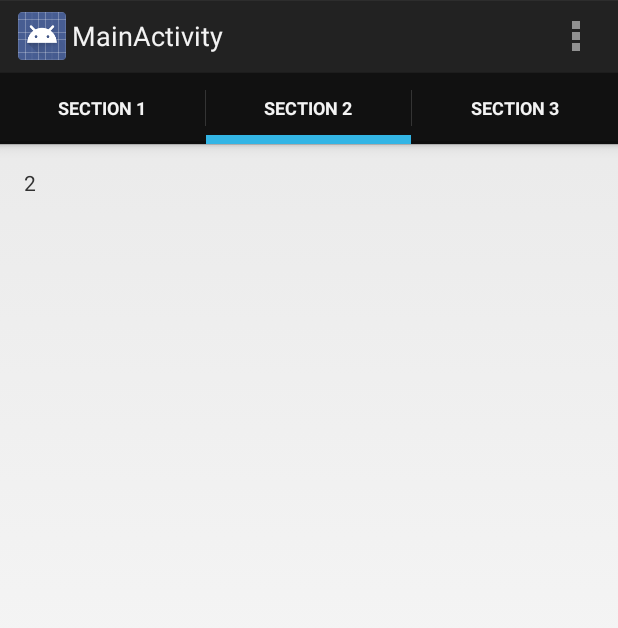
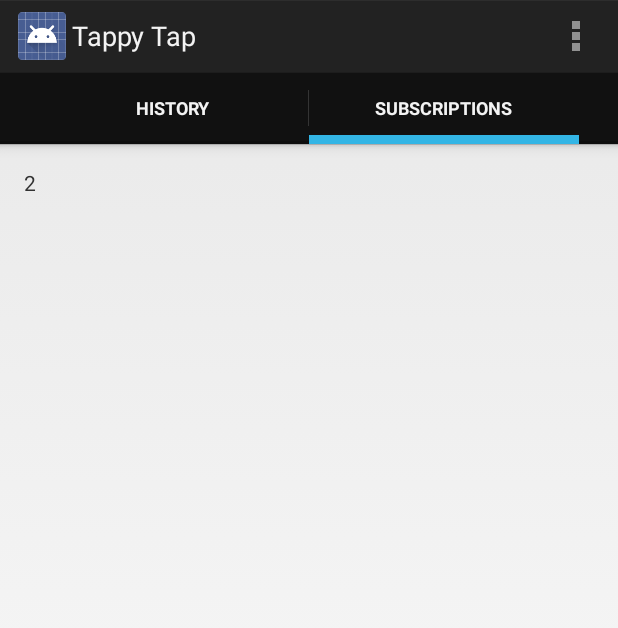
Before and after one commit to mynameistodd/TappyTapProject, an Android app: the screen it shows after launch (MainActivity), tab 2 chosen, on a phone screen of 412 x 824 dp. Shown: the top 628 px of the screen. Run offline under Robolectric (Android 15) with nearby library versions, the phone set to English and light mode, and no system bars.

Commit message:
Move pager adapter to it's own class file. Update tab titles.

```diff
--- a/TappyTap/src/main/java/com/mynameistodd/tappytap/MainActivity.java
+++ b/TappyTap/src/main/java/com/mynameistodd/tappytap/MainActivity.java
@@ -14,23 +14,15 @@ import android.os.AsyncTask;
 import android.os.Bundle;
 import android.os.Parcelable;
 import android.support.v4.app.DialogFragment;
-import android.support.v4.app.Fragment;
 import android.support.v4.app.FragmentActivity;
-import android.support.v4.app.FragmentManager;
-import android.support.v4.app.FragmentPagerAdapter;
 import android.support.v4.view.ViewPager;
 import android.util.Log;
-import android.view.LayoutInflater;
 import android.view.Menu;
-import android.view.View;
-import android.view.ViewGroup;
-import android.widget.TextView;
 import android.widget.Toast;
 
 import com.google.android.gms.gcm.GoogleCloudMessaging;
 
 import java.io.IOException;
-import java.util.Locale;
 
 public class MainActivity extends FragmentActivity implements ActionBar.TabListener {
 
@@ -69,7 +61,7 @@ public class MainActivity extends FragmentActivity implements ActionBar.TabListe
 
         // Create the adapter that will return a fragment for each of the three
         // primary sections of the app.
-        mSectionsPagerAdapter = new SectionsPagerAdapter(getSupportFragmentManager());
+        mSectionsPagerAdapter = new SectionsPagerAdapter(getSupportFragmentManager(), context);
 
         // Set up the ViewPager with the sections adapter.
         mViewPager = (ViewPager) findViewById(R.id.pager);
@@ -125,6 +117,8 @@ public class MainActivity extends FragmentActivity implements ActionBar.TabListe
                 }
             }
 
+            if (msgs != null && msgs.length > 0)
+            {
                 NdefRecord[] records = msgs[0].getRecords();
                 String payloadText = "";
                 for (int i=0;i<records.length;i++)
@@ -133,7 +127,7 @@ public class MainActivity extends FragmentActivity implements ActionBar.TabListe
                     {
                         byte[] payload = records[i].getPayload();
                         String text = new String(payload);
-                    payloadText+=text;
+                        payloadText += text.substring(3);
                     }
                 }
                 DialogFragment followDialog = new FollowDialogFragment();
@@ -141,6 +135,7 @@ public class MainActivity extends FragmentActivity implements ActionBar.TabListe
                 args.putString("followName", payloadText);
                 followDialog.setArguments(args);
                 followDialog.show(getSupportFragmentManager(),"followDialog");
+            }
         }
     }
 
@@ -164,81 +159,6 @@ public class MainActivity extends FragmentActivity implements ActionBar.TabListe
 
     @Override
     public void onTabReselected(ActionBar.Tab tab, FragmentTransaction fragmentTransaction) {
-    }
-
-    /**
-     * A {@link FragmentPagerAdapter} that returns a fragment corresponding to
-     * one of the sections/tabs/pages.
-     */
-    public class SectionsPagerAdapter extends FragmentPagerAdapter {
-
-        public SectionsPagerAdapter(FragmentManager fm) {
-            super(fm);
-        }
-
-        @Override
-        public Fragment getItem(int position) {
-            // getItem is called to instantiate the fragment for the given page.
-            // Return a DummySectionFragment (defined as a static inner class
-            // below) with the page number as its lone argument.
-            Fragment fragment;
-            if (position < 1)
-            {
-                fragment = new ListMessages();
-            }
-            else
-            {
-                fragment = new DummySectionFragment();
-            }
-            Bundle args = new Bundle();
-            args.putInt(DummySectionFragment.ARG_SECTION_NUMBER, position + 1);
-            fragment.setArguments(args);
-            return fragment;
-        }
-
-        @Override
-        public int getCount() {
-            // Show 3 total pages.
-            return 3;
-        }
-
-        @Override
-        public CharSequence getPageTitle(int position) {
-            Locale l = Locale.getDefault();
-            switch (position) {
-                case 0:
-                    return getString(R.string.title_section1).toUpperCase(l);
-                case 1:
-                    return getString(R.string.title_section2).toUpperCase(l);
-                case 2:
-                    return getString(R.string.title_section3).toUpperCase(l);
-            }
-            return null;
-        }
-    }
-
-    /**
-     * A dummy fragment representing a section of the app, but that simply
-     * displays dummy text.
-     */
-    public static class DummySectionFragment extends Fragment {
-        /**
-         * The fragment argument representing the section number for this
-         * fragment.
-         */
-        public static final String ARG_SECTION_NUMBER = "section_number";
-
-        public DummySectionFragment() {
-        }
-
-        @Override
-        public View onCreateView(LayoutInflater inflater, ViewGroup container,
-                Bundle savedInstanceState) {
-            View rootView = inflater.inflate(R.layout.fragment_main_dummy, container, false);
-            TextView dummyTextView = (TextView) rootView.findViewById(R.id.section_label);
-            dummyTextView.setText(Integer.toString(getArguments().getInt(ARG_SECTION_NUMBER)));
-            return rootView;
-        }
     }
 
     /**
@@ -293,7 +213,7 @@ public class MainActivity extends FragmentActivity implements ActionBar.TabListe
             followName = getArguments().getString("followName");
 
             AlertDialog.Builder builder = new AlertDialog.Builder(getActivity());
-            builder.setMessage("Follow " + followName + "?")
+            builder.setMessage("Follow \"" + followName + "\"?")
                     .setPositiveButton("Yes",new DialogInterface.OnClickListener() {
                         @Override
                         public void onClick(DialogInterface dialog, int which) {
@@ -303,7 +223,7 @@ public class MainActivity extends FragmentActivity implements ActionBar.TabListe
                     .setNegativeButton("Cancel", new DialogInterface.OnClickListener() {
                         @Override
                         public void onClick(DialogInterface dialog, int which) {
-                            Toast.makeText(getActivity(),"Cancel",Toast.LENGTH_SHORT).show();
+                            Toast.makeText(getActivity(), "Cancel", Toast.LENGTH_SHORT).show();
                         }
                     });
             return builder.create();
--- /dev/null
+++ b/TappyTap/src/main/java/com/mynameistodd/tappytap/SectionsPagerAdapter.java
@@ -0,0 +1,94 @@
+package com.mynameistodd.tappytap;
+
+/**
+ * Created by todd on 10/17/13.
+ */
+
+import android.content.Context;
+import android.os.Bundle;
+import android.support.v4.app.Fragment;
+import android.support.v4.app.FragmentManager;
+import android.support.v4.app.FragmentPagerAdapter;
+import android.view.LayoutInflater;
+import android.view.View;
+import android.view.ViewGroup;
+import android.widget.TextView;
+
+import java.util.Locale;
+
+/**
+ * A {@link android.support.v4.app.FragmentPagerAdapter} that returns a fragment corresponding to
+ * one of the sections/tabs/pages.
+ */
+public class SectionsPagerAdapter extends FragmentPagerAdapter {
+
+    private Context context;
+
+    public SectionsPagerAdapter(FragmentManager fm, Context context) {
+        super(fm);
+        this.context = context;
+    }
+
+    @Override
+    public Fragment getItem(int position) {
+        // getItem is called to instantiate the fragment for the given page.
+        // Return a DummySectionFragment (defined as a static inner class
+        // below) with the page number as its lone argument.
+        Fragment fragment = new ListMessages();
+        switch (position)
+        {
+            case 0:
+                fragment = new ListMessages();
+                break;
+            case 1:
+                fragment = new DummySectionFragment();
+                break;
+        }
+        Bundle args = new Bundle();
+        args.putInt(DummySectionFragment.ARG_SECTION_NUMBER, position + 1);
+        fragment.setArguments(args);
+        return fragment;
+    }
+
+    @Override
+    public int getCount() {
+        // Show 2 total pages.
+        return 2;
+    }
+
+    @Override
+    public CharSequence getPageTitle(int position) {
+        Locale l = Locale.getDefault();
+        switch (position) {
+            case 0:
+                return context.getString(R.string.title_section1).toUpperCase(l);
+            case 1:
+                return context.getString(R.string.title_section2).toUpperCase(l);
+        }
+        return null;
+    }
+
+    /**
+     * A dummy fragment representing a section of the app, but that simply
+     * displays dummy text.
+     */
+    public static class DummySectionFragment extends Fragment {
+        /**
+         * The fragment argument representing the section number for this
+         * fragment.
+         */
+        public static final String ARG_SECTION_NUMBER = "section_number";
+
+        public DummySectionFragment() {
+        }
+
+        @Override
+        public View onCreateView(LayoutInflater inflater, ViewGroup container,
+                                 Bundle savedInstanceState) {
+            View rootView = inflater.inflate(R.layout.fragment_main_dummy, container, false);
+            TextView dummyTextView = (TextView) rootView.findViewById(R.id.section_label);
+            dummyTextView.setText(Integer.toString(getArguments().getInt(ARG_SECTION_NUMBER)));
+            return rootView;
+        }
+    }
+}
--- a/TappyTap/src/main/res/values/strings.xml
+++ b/TappyTap/src/main/res/values/strings.xml
@@ -3,15 +3,13 @@
 
     <string name="app_name">Tappy Tap</string>
     <string name="action_settings">Settings</string>
-    <string name="hello_world">Hello world!</string>
     <string name="server_registering">Trying (attempt %1$d/%2$d) to register device on Demo Server.</string>
     <string name="server_registered">From Demo Server: successfully added device!</string>
     <string name="server_register_error">Could not register device on Demo Server after %1$d attempts.</string>
     <string name="server_unregistered">From Demo Server: successfully removed device!</string>
     <string name="server_unregister_error">Could not unregister device on Demo Server (%1$s).</string>
-    <string name="title_activity_main">MainActivity</string>
-    <string name="title_section1">Section 1</string>
-    <string name="title_section2">Section 2</string>
-    <string name="title_section3">Section 3</string>
+    <string name="title_activity_main">Tappy Tap</string>
+    <string name="title_section1">History</string>
+    <string name="title_section2">Subscriptions</string>
 
 </resources>
```
Lines whose indentation alone changed are shown as unchanged.
